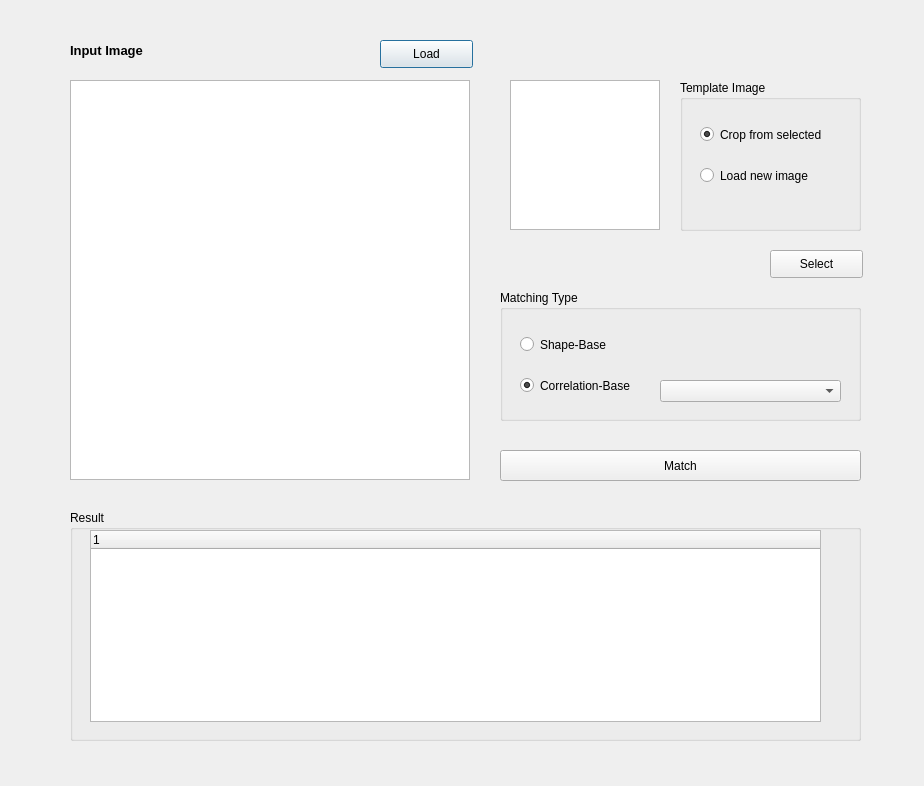
Qt form dialog.ui (JXQJ/QT_Matching_Image) before a commit.
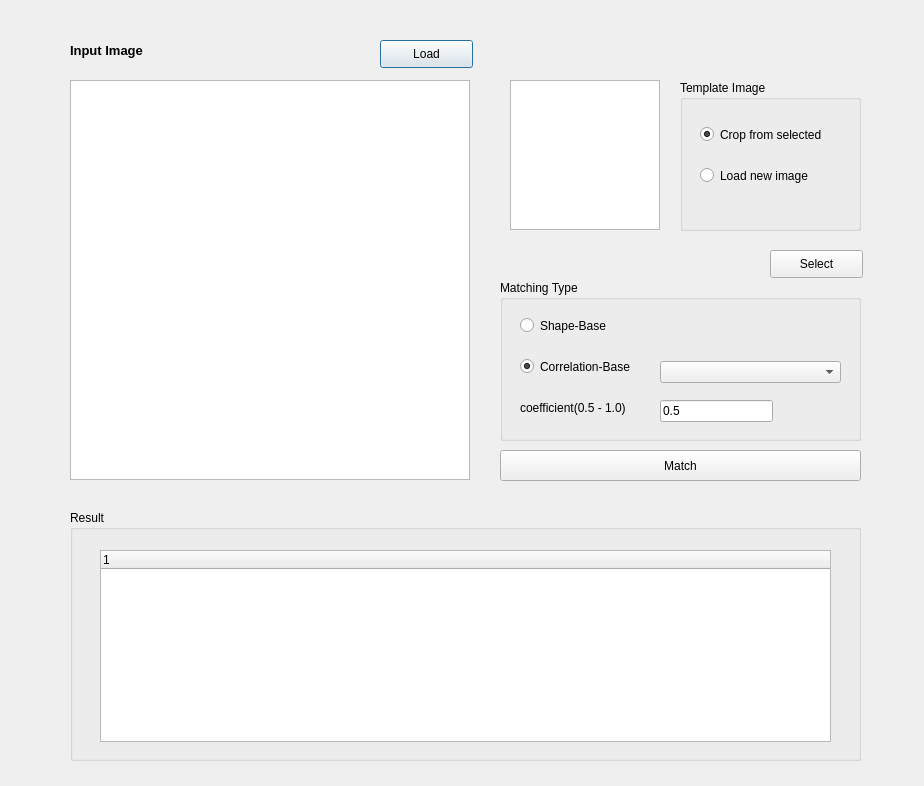
The same form after that commit.

The edit to the form file:
```diff
--- a/dialog.ui
+++ b/dialog.ui
@@ -96,9 +96,9 @@
    <property name="geometry">
     <rect>
      <x>500</x>
-     <y>290</y>
+     <y>280</y>
      <width>361</width>
-     <height>131</height>
+     <height>161</height>
     </rect>
    </property>
    <property name="title">
@@ -108,7 +108,7 @@
     <property name="geometry">
      <rect>
       <x>20</x>
-      <y>80</y>
+      <y>71</y>
       <width>221</width>
       <height>31</height>
      </rect>
@@ -124,7 +124,7 @@
     <property name="geometry">
      <rect>
       <x>20</x>
-      <y>39</y>
+      <y>30</y>
       <width>221</width>
       <height>31</height>
      </rect>
@@ -140,12 +140,38 @@
     <property name="geometry">
      <rect>
       <x>160</x>
-      <y>90</y>
+      <y>81</y>
       <width>181</width>
       <height>22</height>
      </rect>
     </property>
    </widget>
+   <widget class="QLabel" name="label_3">
+    <property name="geometry">
+     <rect>
+      <x>20</x>
+      <y>120</y>
+      <width>121</width>
+      <height>16</height>
+     </rect>
+    </property>
+    <property name="text">
+     <string>coefficient(0.5 - 1.0)</string>
+    </property>
+   </widget>
+   <widget class="QLineEdit" name="coef">
+    <property name="geometry">
+     <rect>
+      <x>160</x>
+      <y>120</y>
+      <width>113</width>
+      <height>22</height>
+     </rect>
+    </property>
+    <property name="text">
+     <string>0.5</string>
+    </property>
+   </widget>
   </widget>
   <widget class="QGroupBox" name="groupBox_2">
    <property name="geometry">
@@ -153,7 +179,7 @@
      <x>70</x>
      <y>510</y>
      <width>791</width>
-     <height>231</height>
+     <height>251</height>
     </rect>
    </property>
    <property name="title">
@@ -162,8 +188,8 @@
    <widget class="QTreeWidget" name="result">
     <property name="geometry">
      <rect>
-      <x>20</x>
-      <y>20</y>
+      <x>30</x>
+      <y>40</y>
       <width>731</width>
       <height>192</height>
      </rect>
```
